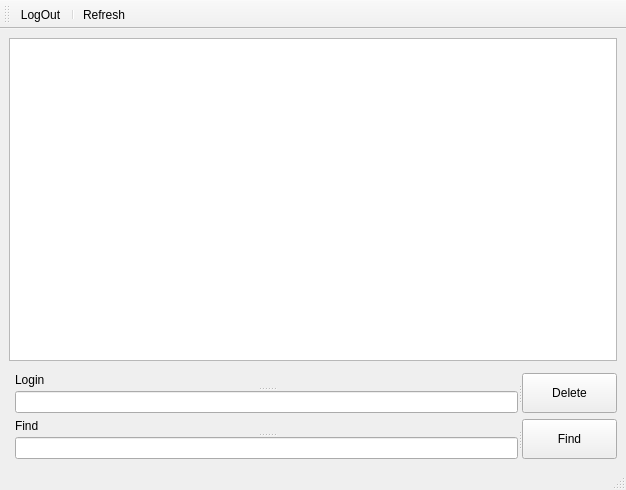
Old version of the form Qt projects/lab/adminwindow.ui in the repository Kirilko/181-351_Shimankov.
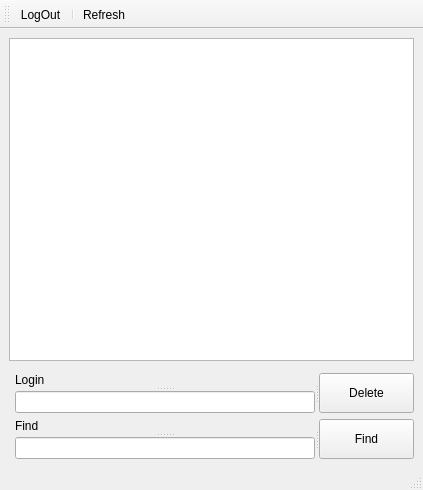
New version of the form.

Patch:
```diff
--- a/Qt projects/lab/adminwindow.ui
+++ b/Qt projects/lab/adminwindow.ui
@@ -6,7 +6,7 @@
    <rect>
     <x>0</x>
     <y>0</y>
-    <width>626</width>
+    <width>423</width>
     <height>490</height>
    </rect>
   </property>
```
Left out of the diff: 2 changed lines with no effect on the pictures.
